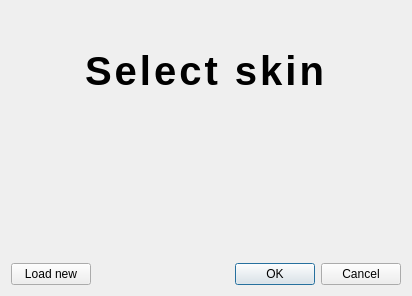
Before: the Qt Designer form ui/skinselector.ui in miikeGit/Blackjack, drawn with Qt 5.
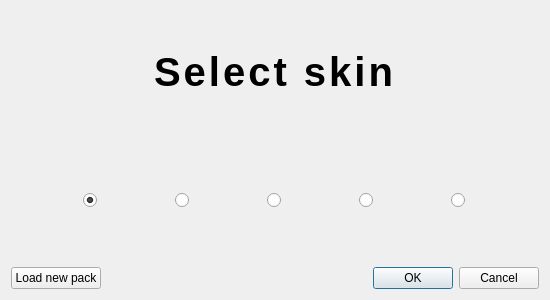
After: the same form once the commit is applied. Icons and pictures are not drawn.

What changed in the file:
```diff
--- a/ui/skinselector.ui
+++ b/ui/skinselector.ui
@@ -6,10 +6,22 @@
    <rect>
     <x>0</x>
     <y>0</y>
-    <width>412</width>
-    <height>296</height>
+    <width>550</width>
+    <height>300</height>
    </rect>
   </property>
+  <property name="minimumSize">
+   <size>
+    <width>550</width>
+    <height>300</height>
+   </size>
+  </property>
+  <property name="maximumSize">
+   <size>
+    <width>550</width>
+    <height>300</height>
+   </size>
+  </property>
   <property name="windowTitle">
    <string>Dialog</string>
   </property>
@@ -33,30 +45,120 @@
    <item>
     <layout class="QHBoxLayout" name="horizontalLayout">
      <item>
-      <widget class="QLabel" name="label_2">
+      <widget class="QRadioButton" name="back_1">
+       <property name="sizePolicy">
+        <sizepolicy hsizetype="Maximum" vsizetype="Minimum">
+         <horstretch>0</horstretch>
+         <verstretch>0</verstretch>
+        </sizepolicy>
+       </property>
        <property name="text">
         <string/>
        </property>
+       <property name="icon">
+        <iconset resource="../assets/assets.qrc">
+         <normaloff>:/textures/Back_1.png</normaloff>:/textures/Back_1.png</iconset>
+       </property>
+       <property name="iconSize">
+        <size>
+         <width>37</width>
+         <height>52</height>
+        </size>
+       </property>
+       <property name="checked">
+        <bool>true</bool>
+       </property>
       </widget>
      </item>
      <item>
-      <widget class="QLabel" name="label_3">
+      <widget class="QRadioButton" name="back_2">
+       <property name="sizePolicy">
+        <sizepolicy hsizetype="Maximum" vsizetype="Minimum">
+         <horstretch>0</horstretch>
+         <verstretch>0</verstretch>
+        </sizepolicy>
+       </property>
        <property name="text">
         <string/>
        </property>
+       <property name="icon">
+        <iconset resource="../assets/assets.qrc">
+         <normaloff>:/textures/Back_2.png</normaloff>:/textures/Back_2.png</iconset>
+       </property>
+       <property name="iconSize">
+        <size>
+         <width>37</width>
+         <height>52</height>
+        </size>
+       </property>
       </widget>
      </item>
      <item>
-      <widget class="QLabel" name="label_4">
+      <widget class="QRadioButton" name="back_3">
+       <property name="sizePolicy">
+        <sizepolicy hsizetype="Maximum" vsizetype="Minimum">
+         <horstretch>0</horstretch>
+         <verstretch>0</verstretch>
+        </sizepolicy>
+       </property>
        <property name="text">
         <string/>
        </property>
+       <property name="icon">
+        <iconset resource="../assets/assets.qrc">
+         <normaloff>:/textures/Back_3.png</normaloff>:/textures/Back_3.png</iconset>
+       </property>
+       <property name="iconSize">
+        <size>
+         <width>37</width>
+         <height>52</height>
+        </size>
+       </property>
       </widget>
      </item>
      <item>
-      <widget class="QLabel" name="label_5">
+      <widget class="QRadioButton" name="back_4">
+       <property name="sizePolicy">
+        <sizepolicy hsizetype="Maximum" vsizetype="Minimum">
+         <horstretch>0</horstretch>
+         <verstretch>0</verstretch>
+        </sizepolicy>
+       </property>
        <property name="text">
         <string/>
+       </property>
+       <property name="icon">
+        <iconset resource="../assets/assets.qrc">
+         <normaloff>:/textures/Back_4.png</normaloff>:/textures/Back_4.png</iconset>
+       </property>
+       <property name="iconSize">
+        <size>
+         <width>37</width>
+         <height>52</height>
+        </size>
+       </property>
+      </widget>
+     </item>
+     <item>
+      <widget class="QRadioButton" name="back_5">
+       <property name="sizePolicy">
+        <sizepolicy hsizetype="Maximum" vsizetype="Minimum">
+         <horstretch>0</horstretch>
+         <verstretch>0</verstretch>
+        </sizepolicy>
+       </property>
+       <property name="text">
+        <string/>
+       </property>
+       <property name="icon">
+        <iconset resource="../assets/assets.qrc">
+         <normaloff>:/textures/Back_5.png</normaloff>:/textures/Back_5.png</iconset>
+       </property>
+       <property name="iconSize">
+        <size>
+         <width>37</width>
+         <height>52</height>
+        </size>
        </property>
       </widget>
      </item>
@@ -67,7 +169,7 @@
      <item>
       <widget class="QPushButton" name="pushButton">
        <property name="text">
-        <string>Load new</string>
+        <string>Load new pack</string>
        </property>
       </widget>
      </item>
```
Left out of the diff: 6 changed lines with no effect on the pictures.
